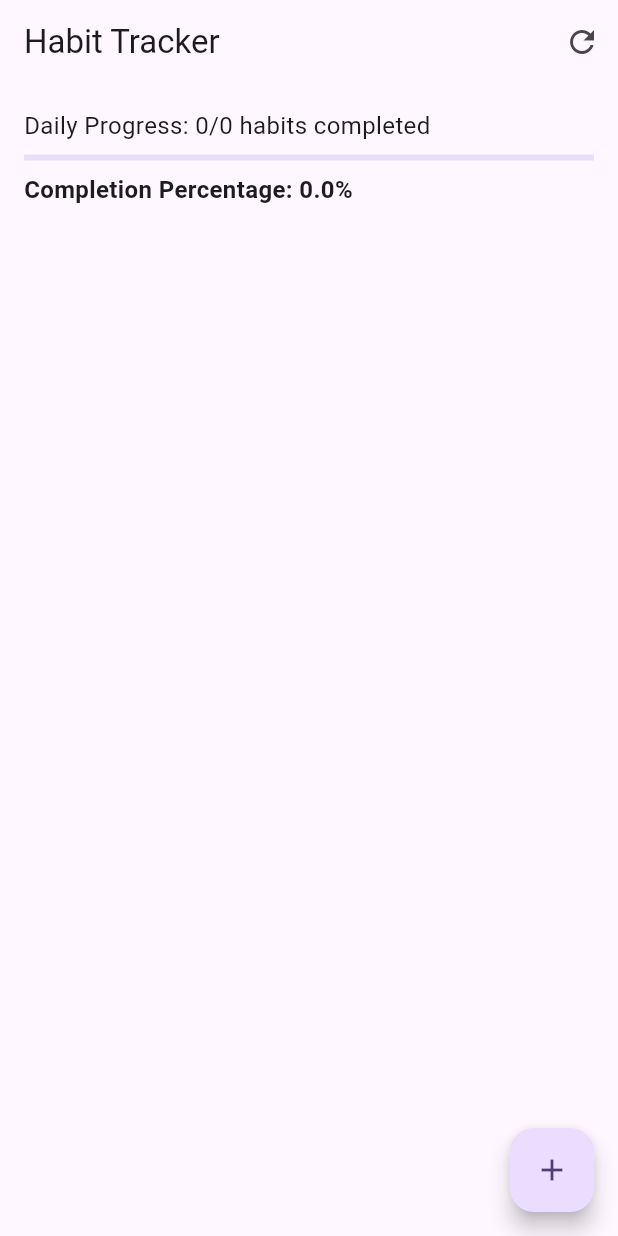
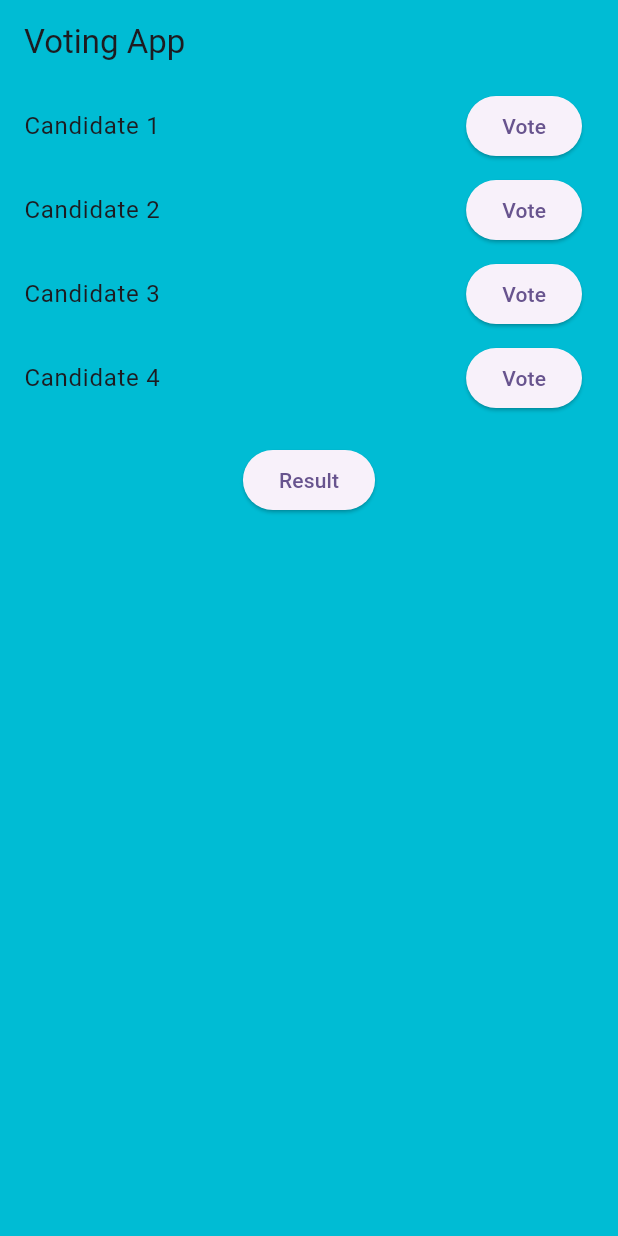
Before and after one commit to NiazSagor/flutter_provider, a Flutter app: the screen it shows after launch, on a phone screen of 412 x 824 dp. Run offline on Flutter 3.47's test engine with Material 3 defaults, Android fonts, the phone set to English and light mode, and no system bars.

Commit message:
:green_heart: Add voting app feature
- Introduce `Candidate` model to represent a voting candidate.
- Implement `VotingProvider` for state management, handling vote casting and determining winners.
- Create `VotingScreen` to display the list of candidates and allow users to vote.
- Develop `ResultScreen` to show the election results, including total votes for each candidate and highlighting the winner(s) or a tie.
- Integrate `VotingProvider` using `MultiProvider` in `main.dart` and set `VotingScreen` as the home screen.

```diff
--- a/lib/main.dart
+++ b/lib/main.dart
@@ -1,4 +1,6 @@
 import 'package:expense_tracker_provider/habit_tracker/provider/habit_provider.dart';
+import 'package:expense_tracker_provider/voting_app/provider/voting_provider.dart';
+import 'package:expense_tracker_provider/voting_app/ui/voting_screen.dart';
 import 'package:flutter/material.dart';
 import 'package:provider/provider.dart';
 
@@ -19,13 +21,14 @@ class MyApp extends StatelessWidget {
       providers: [
         ChangeNotifierProvider(create: (_) => HabitProvider()),
         ChangeNotifierProvider(create: (_) => TransactionProvider()),
+        ChangeNotifierProvider(create: (_) => VotingProvider()),
       ],
       child: MaterialApp(
         title: 'Flutter Demo',
         theme: ThemeData(
           colorScheme: ColorScheme.fromSeed(seedColor: Colors.deepPurple),
         ),
-        home: const HabitListScreen(),
+        home: const VotingScreen(),
       ),
     );
   }
--- /dev/null
+++ b/lib/voting_app/model/model.dart
@@ -0,0 +1,7 @@
+class Candidate {
+  final String id;
+  final String name;
+  int votes;
+
+  Candidate({required this.id, required this.name, this.votes = 0});
+}
--- /dev/null
+++ b/lib/voting_app/provider/voting_provider.dart
@@ -0,0 +1,44 @@
+import 'dart:async';
+
+import 'package:expense_tracker_provider/voting_app/model/model.dart';
+import 'package:flutter/material.dart';
+
+class VotingProvider with ChangeNotifier {
+  final List<Candidate> _candidates = [
+    Candidate(id: '1', name: 'Candidate 1'),
+    Candidate(id: '2', name: 'Candidate 2'),
+    Candidate(id: '3', name: 'Candidate 3'),
+    Candidate(id: '4', name: 'Candidate 4'),
+  ];
+
+  String? selectedCandidateId;
+
+  List<Candidate> get candidates => List.unmodifiable(_candidates);
+
+  void vote(String candidateId) {
+    selectedCandidateId = candidateId;
+    final candidate = _candidates.firstWhere((c) => c.id == candidateId);
+    candidate.votes++;
+    notifyListeners();
+    Timer(Duration(seconds: 1), () {
+      selectedCandidateId = null;
+      notifyListeners();
+    });
+  }
+
+  List<Candidate> get winners {
+    if (_candidates.isEmpty) return [];
+
+    int highestVotes =
+    _candidates.map((c) => c.votes).reduce((a, b) => a > b ? a : b);
+
+    if (highestVotes == 0) return [];
+
+    List<Candidate> topCandidates =
+    _candidates.where((c) => c.votes == highestVotes).toList();
+
+    return topCandidates;
+  }
+
+  bool get isTie => winners.length > 1;
+}
--- /dev/null
+++ b/lib/voting_app/ui/voting_screen.dart
@@ -0,0 +1,58 @@
+import 'package:expense_tracker_provider/voting_app/provider/voting_provider.dart';
+import 'package:expense_tracker_provider/voting_app/ui/result_screen.dart';
+import 'package:flutter/material.dart';
+import 'package:provider/provider.dart';
+
+class VotingScreen extends StatelessWidget {
+  const VotingScreen({super.key});
+
+  @override
+  Widget build(BuildContext context) {
+    final votingProvider = Provider.of<VotingProvider>(context);
+    return Scaffold(
+      appBar: AppBar(
+        title: const Text('Voting App'),
+        backgroundColor: Colors.cyan,
+      ),
+      backgroundColor: Colors.cyan,
+      body: Column(
+        children: [
+          Expanded(
+            child: ListView.builder(
+              itemCount: votingProvider.candidates.length,
+              itemBuilder: (context, index) {
+                final candidate = votingProvider.candidates[index];
+                final isVoted =
+                    votingProvider.selectedCandidateId == candidate.id;
+                return ListTile(
+                  title: Text(candidate.name),
+                  trailing: ElevatedButton(
+                    style: ElevatedButton.styleFrom(
+                      backgroundColor: isVoted ? Colors.green : null,
+                    ),
+                    onPressed: () {
+                      votingProvider.vote(candidate.id);
+                    },
+                    child: Text(
+                      "Vote",
+                      style: TextStyle(color: isVoted ? Colors.white : null),
+                    ),
+                  ),
+                );
+              },
+            ),
+          ),
+          ElevatedButton(onPressed: () {
+            Navigator.of(context).push(
+              MaterialPageRoute(
+                builder: (context) => const ResultScreen(),
+              ),
+            );
+          }, child: Text("Result")),
+          const Spacer(),
+          const Spacer(),
+        ],
+      ),
+    );
+  }
+}
```
Also changed, not shown: lib/voting_app/ui/result_screen.dart (added, +56 -0 lines).
